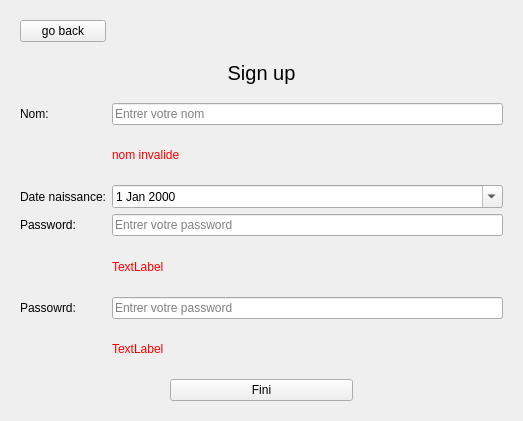
Qt form main_app_code.ui (larcelboi/wroking-on-it-mom) before a commit.
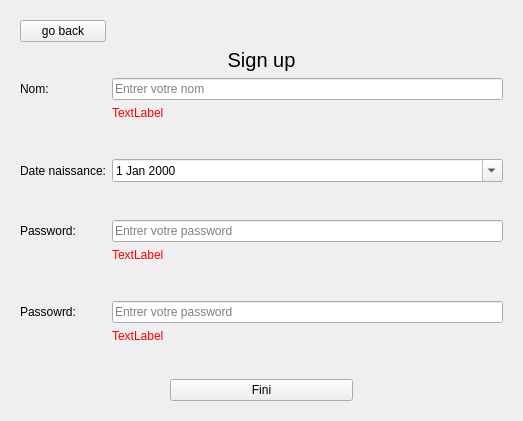
The same form after that commit. The open tabs and pages were chosen to show the change.

The edit to the form file:
```diff
--- a/main_app_code.ui
+++ b/main_app_code.ui
@@ -84,43 +84,6 @@
      </widget>
      <widget class="QWidget" name="sign_up_page">
       <layout class="QGridLayout" name="gridLayout">
-       <item row="10" column="1">
-        <widget class="QLabel" name="erruer_sign_password2">
-         <property name="styleSheet">
-          <string notr="true">color: rgb(255, 0, 0);</string>
-         </property>
-         <property name="text">
-          <string>TextLabel</string>
-         </property>
-        </widget>
-       </item>
-       <item row="8" column="1">
-        <widget class="QLabel" name="erreur_sign_password1">
-         <property name="styleSheet">
-          <string notr="true">color: rgb(255, 0, 0);</string>
-         </property>
-         <property name="text">
-          <string>TextLabel</string>
-         </property>
-        </widget>
-       </item>
-       <item row="5" column="1">
-        <widget class="QLabel" name="erreur_sign_nom">
-         <property name="styleSheet">
-          <string notr="true">color: rgb(255, 0, 0);</string>
-         </property>
-         <property name="text">
-          <string>nom invalide</string>
-         </property>
-        </widget>
-       </item>
-       <item row="6" column="1">
-        <widget class="QDateEdit" name="dateEdit">
-         <property name="calendarPopup">
-          <bool>true</bool>
-         </property>
-        </widget>
-       </item>
        <item row="4" column="0">
         <widget class="QLabel" name="sign_nom">
          <property name="text">
@@ -129,63 +92,102 @@
         </widget>
        </item>
        <item row="7" column="0">
-        <widget class="QLabel" name="sign_password">
-         <property name="text">
-          <string>Password:</string>
-         </property>
-        </widget>
-       </item>
-       <item row="1" column="0" colspan="2">
-        <widget class="QLabel" name="label_2">
-         <property name="font">
-          <font>
-           <pointsize>15</pointsize>
-          </font>
-         </property>
-         <property name="text">
-          <string>Sign up</string>
-         </property>
-         <property name="alignment">
-          <set>Qt::AlignmentFlag::AlignCenter</set>
-         </property>
-        </widget>
-       </item>
-       <item row="6" column="0">
         <widget class="QLabel" name="sign_date_naissance">
          <property name="text">
           <string>Date naissance:</string>
          </property>
         </widget>
        </item>
-       <item row="4" column="1">
-        <widget class="QLineEdit" name="sign_nom_enter">
-         <property name="placeholderText">
-          <string>Entrer votre nom</string>
-         </property>
-        </widget>
-       </item>
-       <item row="9" column="1">
-        <widget class="QLineEdit" name="signpassword2">
-         <property name="placeholderText">
-          <string>Entrer votre password</string>
-         </property>
-        </widget>
-       </item>
        <item row="7" column="1">
+        <widget class="QDateEdit" name="dateEdit">
+         <property name="calendarPopup">
+          <bool>true</bool>
+         </property>
+        </widget>
+       </item>
+       <item row="13" column="1">
+        <widget class="QLineEdit" name="signpassword2">
+         <property name="placeholderText">
+          <string>Entrer votre password</string>
+         </property>
+        </widget>
+       </item>
+       <item row="10" column="1">
         <widget class="QLineEdit" name="sign_password_enter1">
          <property name="placeholderText">
           <string>Entrer votre password</string>
          </property>
         </widget>
        </item>
-       <item row="9" column="0">
+       <item row="16" column="0" colspan="2">
+        <spacer name="verticalSpacer_5">
+         <property name="orientation">
+          <enum>Qt::Orientation::Vertical</enum>
+         </property>
+         <property name="sizeType">
+          <enum>QSizePolicy::Policy::Fixed</enum>
+         </property>
+         <property name="sizeHint" stdset="0">
+          <size>
+           <width>20</width>
+           <height>30</height>
+          </size>
+         </property>
+        </spacer>
+       </item>
+       <item row="13" column="0">
         <widget class="QLabel" name="sign_password2">
          <property name="text">
           <string>Passowrd: </string>
          </property>
         </widget>
        </item>
-       <item row="11" column="0" colspan="2">
+       <item row="11" column="1">
+        <widget class="QLabel" name="erreur_sign_password1">
+         <property name="styleSheet">
+          <string notr="true">color: rgb(255, 0, 0);</string>
+         </property>
+         <property name="text">
+          <string>TextLabel</string>
+         </property>
+        </widget>
+       </item>
+       <item row="1" column="0" colspan="2">
+        <widget class="QLabel" name="label_2">
+         <property name="font">
+          <font>
+           <pointsize>15</pointsize>
+          </font>
+         </property>
+         <property name="text">
+          <string>Sign up</string>
+         </property>
+         <property name="alignment">
+          <set>Qt::AlignmentFlag::AlignCenter</set>
+         </property>
+        </widget>
+       </item>
+       <item row="4" column="1">
+        <widget class="QLineEdit" name="sign_nom_enter">
+         <property name="placeholderText">
+          <string>Entrer votre nom</string>
+         </property>
+        </widget>
+       </item>
+       <item row="9" column="1">
+        <spacer name="verticalSpacer_7">
+         <property name="orientation">
+          <enum>Qt::Orientation::Vertical</enum>
+         </property>
+         <property name="sizeHint" stdset="0">
+          <size>
+           <width>20</width>
+           <height>40</height>
+          </size>
+         </property>
+        </spacer>
+       </item>
+       <item row="17" column="0" colspan="2">
         <layout class="QHBoxLayout" name="horizontalLayout_6">
          <property name="leftMargin">
           <number>150</number>
@@ -202,6 +204,32 @@
          </item>
         </layout>
        </item>
+       <item row="12" column="1">
+        <spacer name="verticalSpacer_6">
+         <property name="orientation">
+          <enum>Qt::Orientation::Vertical</enum>
+         </property>
+         <property name="sizeHint" stdset="0">
+          <size>
+           <width>20</width>
+           <height>40</height>
+          </size>
+         </property>
+        </spacer>
+       </item>
+       <item row="6" column="1">
+        <spacer name="verticalSpacer_8">
+         <property name="orientation">
+          <enum>Qt::Orientation::Vertical</enum>
+         </property>
+         <property name="sizeHint" stdset="0">
+          <size>
+           <width>20</width>
+           <height>40</height>
+          </size>
+         </property>
+        </spacer>
+       </item>
        <item row="0" column="0">
         <widget class="QPushButton" name="go_back_sign_up">
          <property name="text">
@@ -209,6 +237,33 @@
          </property>
         </widget>
        </item>
+       <item row="5" column="1">
+        <widget class="QLabel" name="erreur_sign_nom">
+         <property name="styleSheet">
+          <string notr="true">color: rgb(255, 0, 0);</string>
+         </property>
+         <property name="text">
+          <string>TextLabel</string>
+         </property>
+        </widget>
+       </item>
+       <item row="10" column="0">
+        <widget class="QLabel" name="sign_password">
+         <property name="text">
+          <string>Password:</string>
+         </property>
+        </widget>
+       </item>
+       <item row="14" column="1">
+        <widget class="QLabel" name="erruer_sign_password2">
+         <property name="styleSheet">
+          <string notr="true">color: rgb(255, 0, 0);</string>
+         </property>
+         <property name="text">
+          <string>TextLabel</string>
+         </property>
+        </widget>
+       </item>
       </layout>
      </widget>
      <widget class="QWidget" name="log_in_page">
```
Left out of the diff: 140 changed lines with no effect on the pictures.
